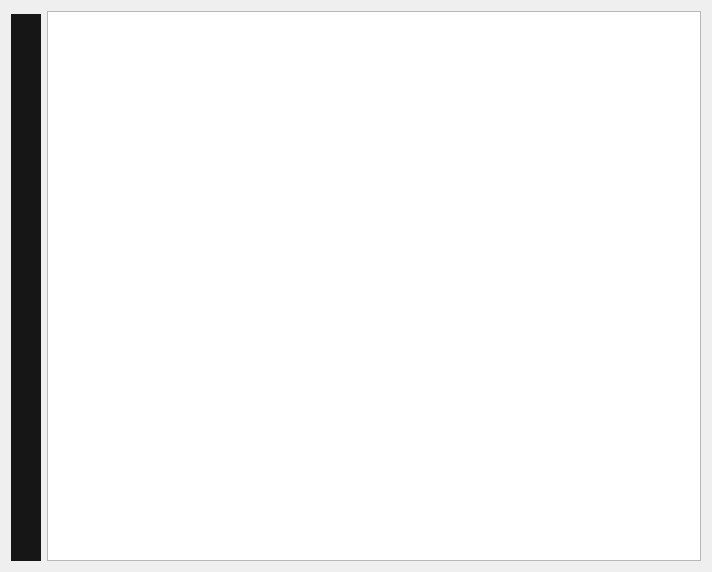
Old version of the form texteditor.ui in the repository Furgololo1/FC.
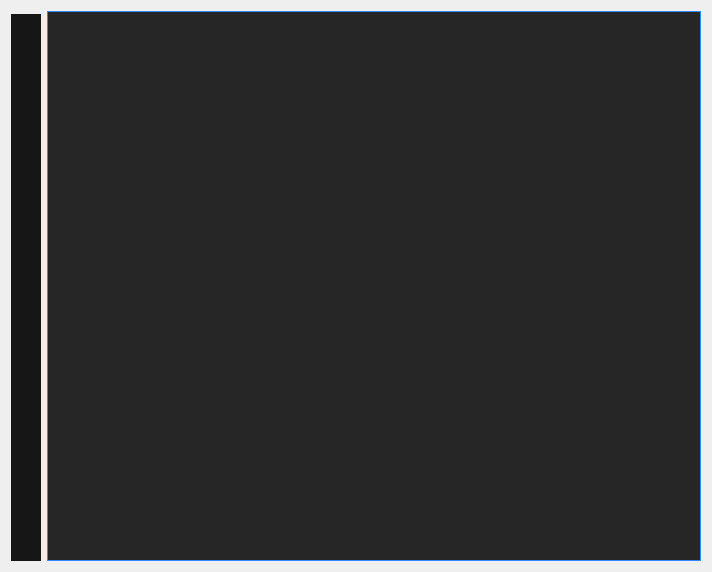
New version of the form.

Commit message: fixed scroll in editor, butons to editor and follow line counter when scrolling arrows

Patch:
```diff
--- a/texteditor.ui
+++ b/texteditor.ui
@@ -7,7 +7,7 @@
     <x>0</x>
     <y>0</y>
     <width>712</width>
-    <height>556</height>
+    <height>570</height>
    </rect>
   </property>
   <property name="sizePolicy">
@@ -19,6 +19,44 @@
   <property name="windowTitle">
    <string>Form</string>
   </property>
+  <property name="styleSheet">
+   <string notr="true">      QPlainTextEdit{background-color: #262626; color: #EAF8F8; 
+            border: 1px solid #318AFF; }
+            QScrollBar:vertical {
+                 border: none;
+                 background: #262626;
+                 width: 15px;
+                 margin: 22px 0 22px 0;
+             }
+             QScrollBar::handle:vertical {
+                 background: #318AFF;
+                 min-height: 20px;
+             }
+             QScrollBar::add-line:vertical {
+                 border: 1px solid #318AFF;
+                 background: #262626;
+                 height: 20px;
+                 subcontrol-position: bottom;
+                 subcontrol-origin: margin;
+             }
+            QScrollBar::sub-line:vertical {
+                 border: 1px solid #318AFF;
+                 background: #262626;
+                 height: 20px;
+                 subcontrol-position: top;
+                 subcontrol-origin: margin;
+             }
+             QScrollBar::up-arrow:vertical, QScrollBar::down-arrow:vertical {
+                 border: 2px solid #262626;
+                 width: 3px;
+                 height: 3px;
+                 background: transparent;
+             }
+
+             QScrollBar::add-page:vertical, QScrollBar::sub-page:vertical {
+                 background: none;
+             }</string>
+  </property>
   <layout class="QGridLayout" name="gridLayout">
    <item row="0" column="1">
     <layout class="QVBoxLayout" name="verticalLayout_8">
@@ -37,43 +75,7 @@
         </size>
        </property>
        <property name="styleSheet">
-        <string notr="true">
-QScrollBar:vertical {
-     border: none;
-     background: #262626;
-     width: 15px;
-     margin: 22px 0 22px 0;
- }
- QScrollBar::handle:vertical {
-     background: #318AFF;
-     min-height: 20px;
- }
- QScrollBar::add-line:vertical {
-     border: 1px solid #318AFF;
-     background: #262626;
-     height: 20px;
-     subcontrol-position: bottom;
-     subcontrol-origin: margin;
- }
-
- QScrollBar::sub-line:vertical {
-     border: 1px solid #318AFF;
-     background: #262626;
-     height: 20px;
-     subcontrol-position: top;
-     subcontrol-origin: margin;
- }
- QScrollBar::up-arrow:vertical, QScrollBar::down-arrow:vertical {
-     border: 2px solid #262626;
-     width: 3px;
-     height: 3px;
-     background: transparent;
- }
-
- QScrollBar::add-page:vertical, QScrollBar::sub-page:vertical {
-     background: none;
- }
-</string>
+        <string notr="true"/>
        </property>
       </widget>
      </item>
```
Left out of the diff: 2 changed lines with no effect on the pictures. The commit also changes 6 other files.
